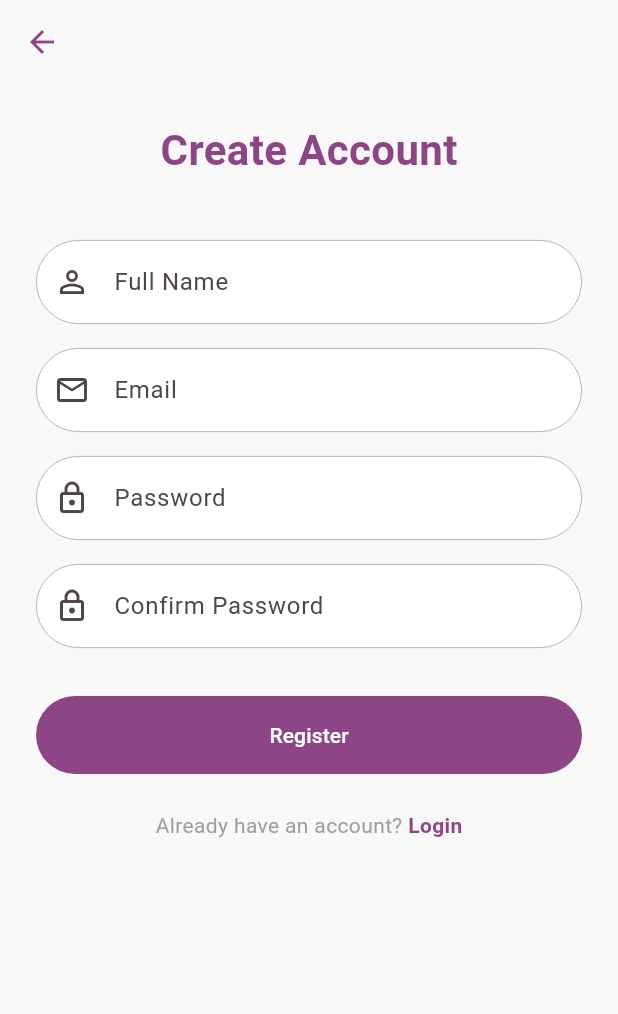
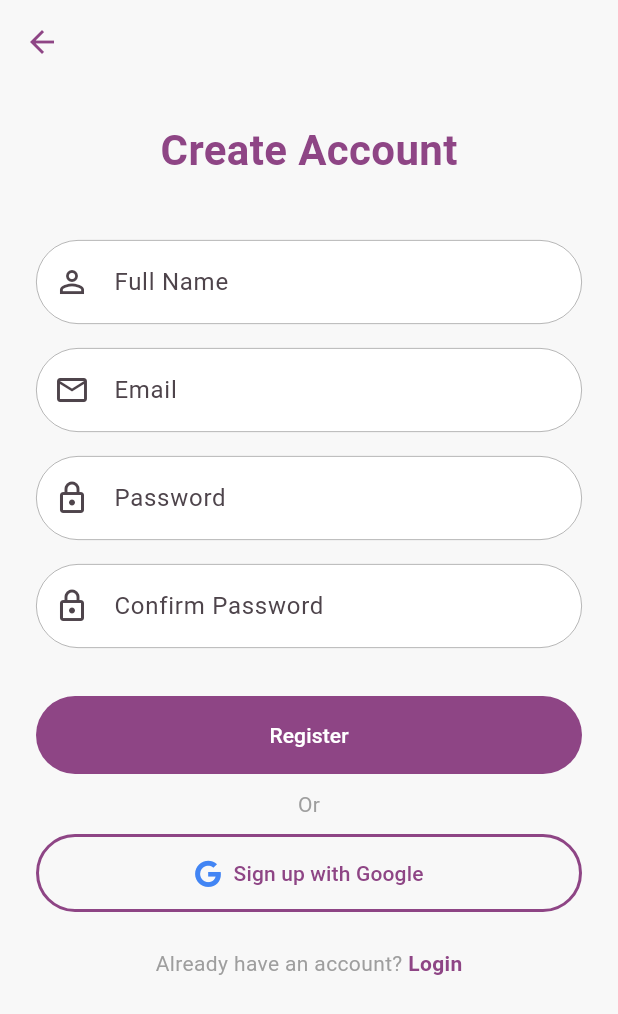
Before and after one commit to mrxdevs/baatu, a Flutter app: the RegisterScreen screen opened by its route, on a phone screen of 412 x 824 dp. Shown: the top 1014 px of the screen. Run offline on Flutter 3.47's test engine with Material 3 defaults, Android fonts, the light colour scheme and no system bars; our stand-ins replace audioplayers, cached_network_image, chewie, cloud_firestore, firebase_auth, firebase_core and 14 more; missing offline and left inert: agora_rtc_engine; accounts and stored records are empty; network calls fail.

Commit message:
[fix] Google login sigup

```diff
--- a/lib/screens/auth/register_screen.dart
+++ b/lib/screens/auth/register_screen.dart
@@ -1,5 +1,8 @@
 import 'package:baatu/screens/auth/learning_preferences_screen.dart';
+import 'package:baatu/screens/navigation_home_bar.dart';
+import 'package:baatu/services/google_sign_in.dart';
 import 'package:flutter/material.dart';
+import 'package:font_awesome_flutter/font_awesome_flutter.dart';
 import '../../utils/app_styles.dart';
 import '../../services/auth_service.dart';
 import 'package:provider/provider.dart';
@@ -82,7 +85,8 @@ class _RegisterScreenState extends State<RegisterScreen> {
                     if (value == null || value.isEmpty) {
                       return 'Please enter your email';
                     }
-                    if (!RegExp(r'^[\w-\.]+@([\w-]+\.)+[\w-]{2,4}$').hasMatch(value)) {
+                    if (!RegExp(r'^[\w-\.]+@([\w-]+\.)+[\w-]{2,4}$')
+                        .hasMatch(value)) {
                       return 'Please enter a valid email';
                     }
                     return null;
@@ -143,17 +147,20 @@ class _RegisterScreenState extends State<RegisterScreen> {
                               // Initial preferences to store
                               Map<String, dynamic> preferences = {
                                 'name': _nameController.text.trim(),
-                                'registrationDate': DateTime.now().toIso8601String(),
+                                'registrationDate':
+                                    DateTime.now().toIso8601String(),
                               };
 
-                              bool success = await authService.registerWithEmailAndPassword(
+                              bool success = await authService
+                                  .registerWithEmailAndPassword(
                                 _emailController.text.trim(),
                                 _passwordController.text.trim(),
                                 preferences,
                               );
 
                               if (success && mounted) {
-                                Navigator.pushNamed(context, LearningPreferencesScreen.routeName);
+                                Navigator.pushNamed(context,
+                                    LearningPreferencesScreen.routeName);
                               }
                             }
                           },
@@ -163,7 +170,51 @@ class _RegisterScreenState extends State<RegisterScreen> {
                         : const Text('Register'),
                   ),
                 ),
-                const SizedBox(height: 24),
+                Padding(
+                  padding:
+                      const EdgeInsets.symmetric(horizontal: 10, vertical: 10),
+                  child: Text(
+                    "Or",
+                    style: TextStyle(color: Colors.grey),
+                  ),
+                ),
+                Column(
+                  mainAxisAlignment: MainAxisAlignment.center,
+                  children: [
+                    SizedBox(
+                      width: double.infinity,
+                      child: OutlinedButton.icon(
+                        onPressed: () async {
+                          final provider = Provider.of<GoogleSignInProvider>(
+                              context,
+                              listen: false);
+
+                          final user = await provider.googleSignIn();
+
+                          if (mounted || user?.user != null) {
+                            if (user?.additionalUserInfo?.isNewUser == true) {
+                              Navigator.pushNamed(
+                                  context, LearningPreferencesScreen.routeName);
+                            } else {
+                              Navigator.pushAndRemoveUntil(
+                                  context,
+                                  MaterialPageRoute(
+                                      builder: (_) => HomeNavigationScreen()),
+                                  (route) => false);
+                            }
+                          }
+                        },
+                        style: AppStyles.primaryOutlineButtonStyle,
+                        icon: const FaIcon(
+                          FontAwesomeIcons.google,
+                          color: Color(0xFF4285F4),
+                        ),
+                        label: const Text('Sign up with Google'),
+                      ),
+                    ),
+                    const SizedBox(
+                      height: 24,
+                    ),
                     Row(
                       mainAxisAlignment: MainAxisAlignment.center,
                       children: [
@@ -187,6 +238,8 @@ class _RegisterScreenState extends State<RegisterScreen> {
                     ),
                   ],
                 ),
+              ],
+            ),
           ),
         ),
       ),
```
Also changed, not shown: lib/screens/auth/login_screen.dart (+18 -16 lines). Lines whose indentation alone changed are shown as unchanged.
